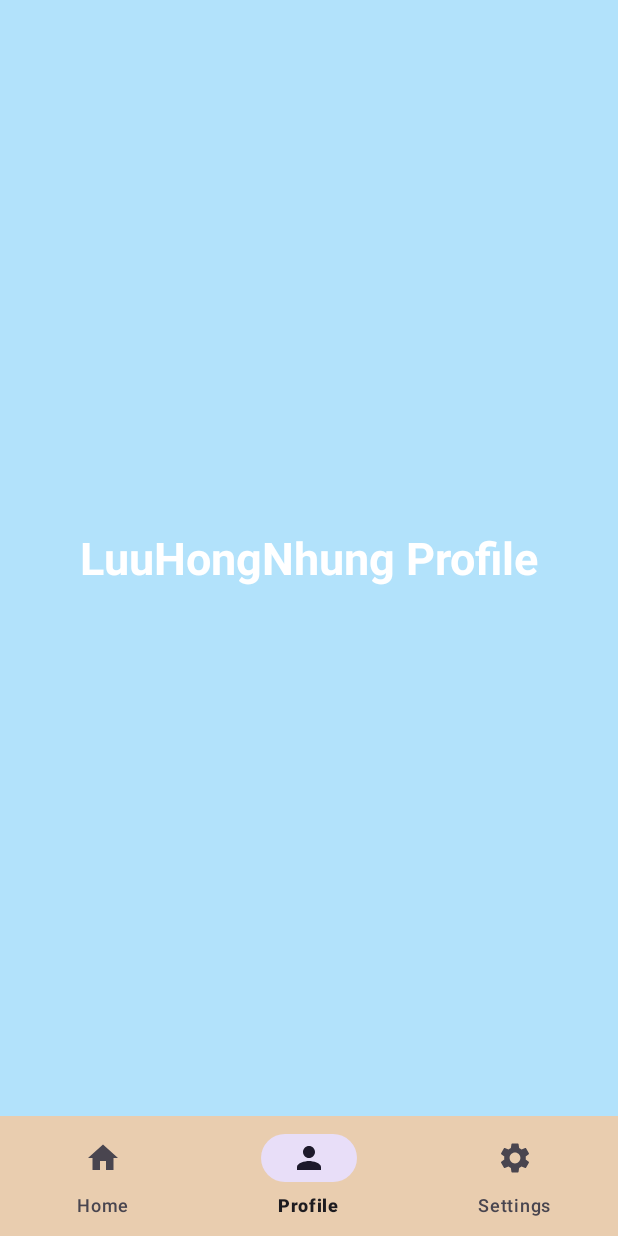
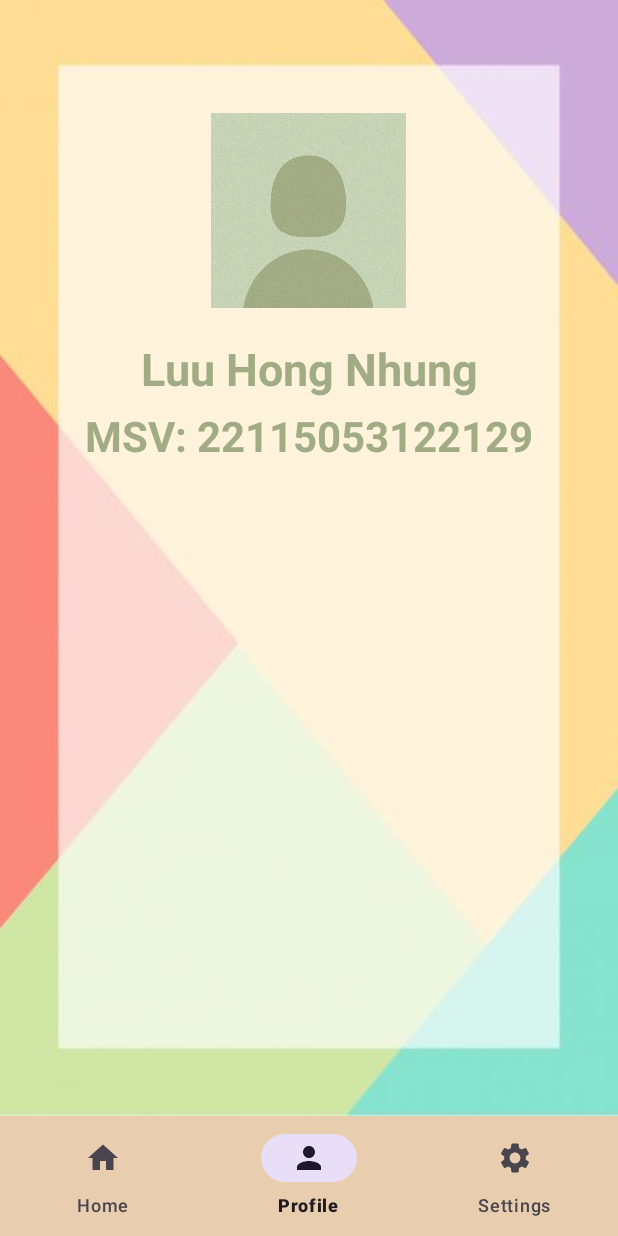
Before and after one commit to LuuHongNhung/BTCN_LuuHongNhung, an Android app: the screen it shows after launch (MainActivity), item 2 of the bottom bar chosen, on a phone screen of 412 x 824 dp. Run offline under Robolectric (Android 15) with nearby library versions, the phone set to English and light mode, and no system bars.

Commit message:
LuuHongNhung

```diff
--- a/BTCN_LuuHongNhung/app/src/main/res/layout/fragment_profile.xml
+++ b/BTCN_LuuHongNhung/app/src/main/res/layout/fragment_profile.xml
@@ -3,17 +3,42 @@
     xmlns:tools="http://schemas.android.com/tools"
     android:layout_width="match_parent"
     android:layout_height="match_parent"
-    android:background="#B2E2FB"
+    android:background="@drawable/background"
     tools:context=".ProfileFragment">
 
     <!-- TODO: Update blank fragment layout -->
-    <TextView
-        android:layout_width="wrap_content"
+    <LinearLayout
+        android:layout_width="match_parent"
         android:layout_height="wrap_content"
-        android:text="LuuHongNhung Profile"
-        android:textSize="30dp"
-        android:textStyle="bold"
-        android:textColor="@color/white"
-        android:layout_gravity="center"/>
+        android:layout_marginTop="50dp"
+        android:orientation="vertical">
+
+        <ImageView
+            android:layout_width="130dp"
+            android:layout_height="130dp"
+            android:src="@drawable/img"
+            android:layout_marginTop="25dp"
+            android:layout_gravity="center"/>
+
+        <TextView
+            android:layout_width="match_parent"
+            android:layout_height="wrap_content"
+            android:text="Luu Hong Nhung"
+            android:textSize="30dp"
+            android:textStyle="bold"
+            android:textColor="#A1AC84"
+            android:layout_marginTop="20dp"
+            android:gravity="center"/>
+
+        <TextView
+            android:layout_width="match_parent"
+            android:layout_height="wrap_content"
+            android:text="MSV: 22115053122129"
+            android:textSize="28dp"
+            android:textStyle="bold"
+            android:textColor="#A1AC84"
+            android:layout_marginTop="5dp"
+            android:gravity="center"/>
+    </LinearLayout>
 
 </FrameLayout>
```
Also changed, not shown: BTCN_LuuHongNhung/app/src/main/res/drawable/background.png (added), BTCN_LuuHongNhung/app/src/main/res/drawable/img.png (added), BTCN_LuuHongNhung/app/src/main/res/drawable/img_1.png (added).
